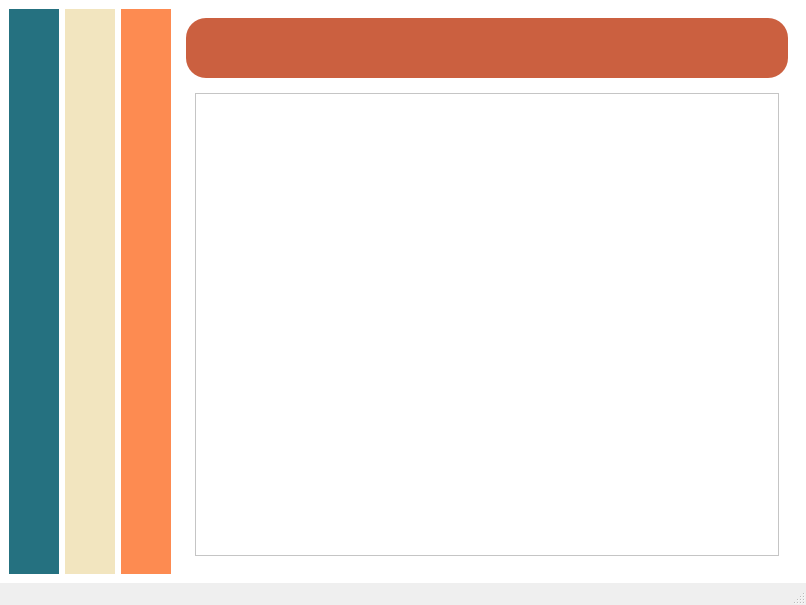
The window that userdashboard.ui (Prabin-63/EMS) describes before a commit, drawn with Qt 5.
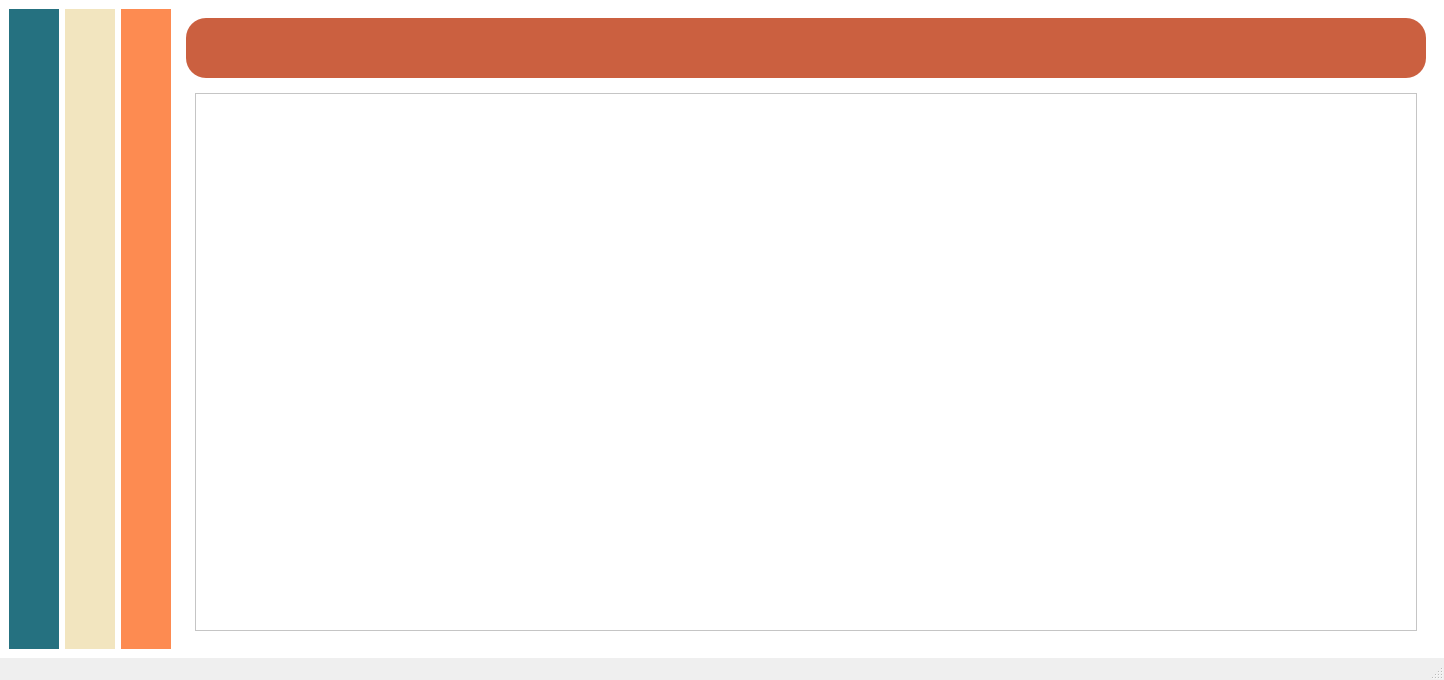
The same window after the commit.

The edit to the form file:
```diff
--- a/userdashboard.ui
+++ b/userdashboard.ui
@@ -6,8 +6,8 @@
    <rect>
     <x>0</x>
     <y>0</y>
-    <width>806</width>
-    <height>605</height>
+    <width>1444</width>
+    <height>680</height>
    </rect>
   </property>
   <property name="windowTitle">
@@ -117,8 +117,8 @@
                     <rect>
                      <x>0</x>
                      <y>0</y>
-                     <width>600</width>
-                     <height>461</height>
+                     <width>1184</width>
+                     <height>460</height>
                     </rect>
                    </property>
                    <widget class="QWidget" name="eventContainer" native="true">
```
Left out of the diff: 4 changed lines with no effect on the pictures.
